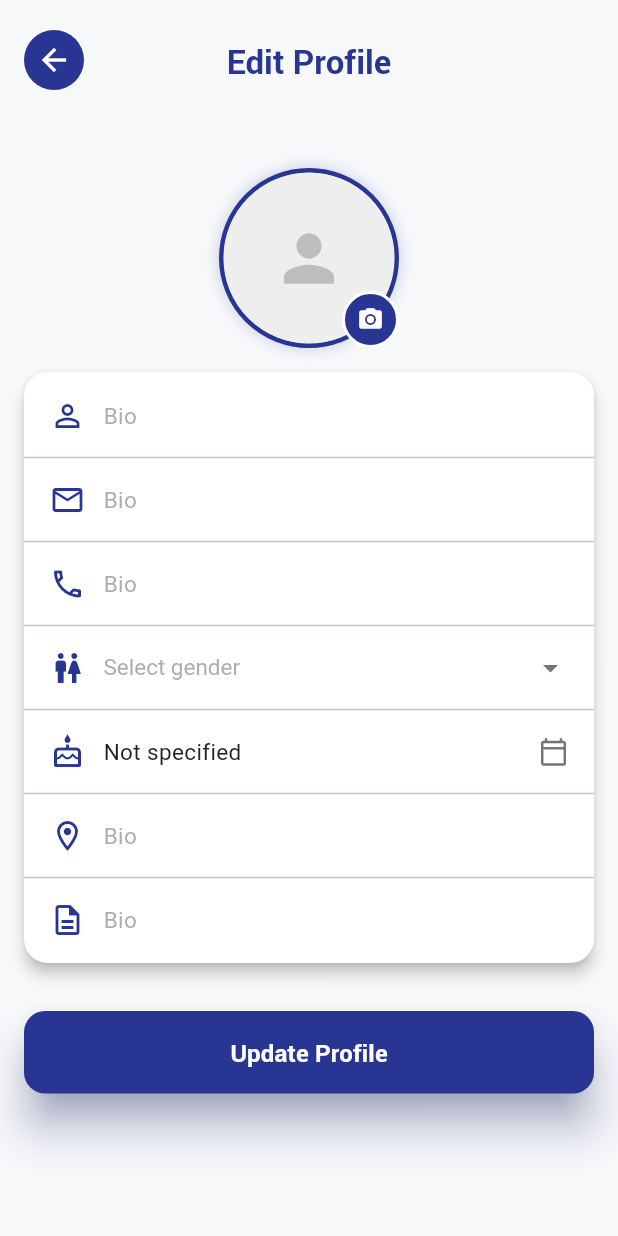
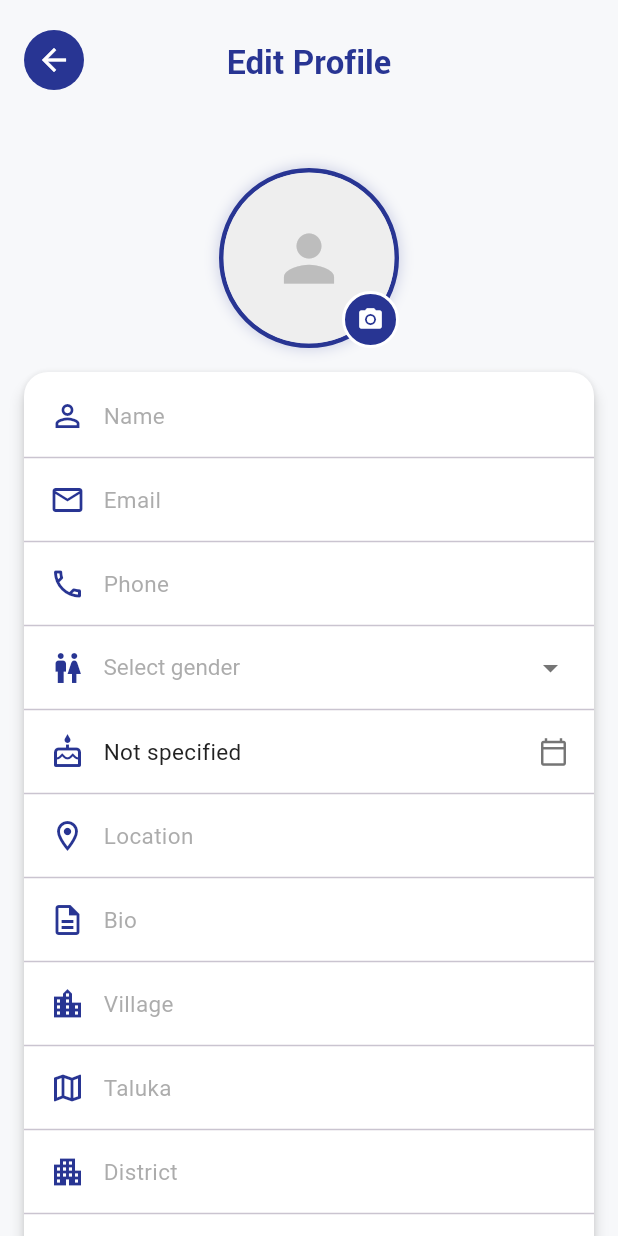
Before and after one commit to Ravikindarkhediya/BazzarHub--App, a Flutter app: the AccountPage screen opened by its route, after a tap on "Edit Profile", on a phone screen of 412 x 824 dp. Run offline on Flutter 3.47's test engine with Material 3 defaults, Android fonts, the phone set to English and light mode, and no system bars; our stand-ins replace cached_network_image, carousel_slider, dio, firebase_core, flutter_animate, fluttertoast and 9 more; accounts and stored records are empty; generated files the repository leaves out were written again.

Commit message:
updated account view and edit profile view

```diff
--- a/lib/presentation/modules/profile/views/account_page.dart
+++ b/lib/presentation/modules/profile/views/account_page.dart
@@ -135,12 +135,6 @@ class _AccountPageState extends State<AccountPage> with SingleTickerProviderStat
                               }
                             },
                           ),
-                          SettingsTile(
-                            icon: Icons.delete_outline,
-                            title: 'Delete Account',
-                            subtitle: 'Permanently delete your account',
-                            onTap: () => _showDeleteAccountDialog(context),
-                          ),
                         ],
                       ),
 
@@ -223,7 +217,37 @@ class _AccountPageState extends State<AccountPage> with SingleTickerProviderStat
 
                       _buildLogoutButton(context),
 
+                      AppSpacing.verticalSpaceMD,
+
+                      // Delete Account Link
+                      Center(
+                        child: GestureDetector(
+                          onTap: () => _showDeleteAccountDialog(context),
+                          child: Text(
+                            'Delete Account',
+                            style: TextStyle(
+                              color: Colors.red,
+                              decoration: TextDecoration.underline,
+                              decorationColor: Colors.red,
+                              fontSize: 14,
+                              fontWeight: FontWeight.w500,
+                            ),
+                          ),
+                        ),
+                      ),
+
                       AppSpacing.verticalSpaceXL,
+
+                      // App Version
+                      Text(
+                        'Version 1.0.0',
+                        style: TextStyle(
+                          color: AppColors.textSecondary.withOpacity(0.6),
+                          fontSize: 12,
+                          fontWeight: FontWeight.w400,
+                        ),
+                      ),
+
                     ],
                   ),
                 ),
--- a/lib/presentation/modules/profile/views/edit_profile_page.dart
+++ b/lib/presentation/modules/profile/views/edit_profile_page.dart
@@ -33,6 +33,10 @@ class _EditProfilePageState extends State<EditProfilePage> {
   final TextEditingController _locationController = TextEditingController();
   final TextEditingController _bioController = TextEditingController();
   final TextEditingController _dobController = TextEditingController();
+  final TextEditingController _villageController = TextEditingController();
+  final TextEditingController _talukaController = TextEditingController();
+  final TextEditingController _districtController = TextEditingController();
+  final TextEditingController _stateController = TextEditingController();
 
   File? _selectedAvatarImage;
   String? _uploadedAvatarUrl;
@@ -357,7 +361,36 @@ class _EditProfilePageState extends State<EditProfilePage> {
     _locationController.dispose();
     _bioController.dispose();
     _dobController.dispose();
+    _villageController.dispose();
+    _talukaController.dispose();
+    _districtController.dispose();
+    _stateController.dispose();
     super.dispose();
+  }
+
+  String _getFieldPlaceholder(String fieldKey) {
+    switch (fieldKey) {
+      case 'name':
+        return 'Name';
+      case 'email':
+        return 'Email';
+      case 'phone':
+        return 'Phone';
+      case 'location':
+        return 'Location';
+      case 'village':
+        return 'Village';
+      case 'taluka':
+        return 'Taluka';
+      case 'district':
+        return 'District';
+      case 'state':
+        return 'State';
+      case 'bio':
+        return 'Bio';
+      default:
+        return 'Enter details';
+    }
   }
 
   @override
@@ -645,6 +678,59 @@ class _EditProfilePageState extends State<EditProfilePage> {
                           maxLines: 3,
                         ),
                       ),
+
+                      const Divider(height: 8),
+
+                      // Village Field - Inline Editable
+                      Padding(
+                        padding: const EdgeInsets.symmetric(horizontal: 5),
+                        child: _buildInlineEditField(
+                          fieldKey: 'village',
+                          icon: Icons.location_city_outlined,
+                          controller: _villageController,
+                          keyboardType: TextInputType.text,
+                        ),
+                      ),
+
+                      const Divider(height: 8),
+
+                      // Taluka Field - Inline Editable
+                      Padding(
+                        padding: const EdgeInsets.symmetric(horizontal: 5),
+                        child: _buildInlineEditField(
+                          fieldKey: 'taluka',
+                          icon: Icons.map_outlined,
+                          controller: _talukaController,
+                          keyboardType: TextInputType.text,
+                        ),
+                      ),
+
+                      const Divider(height: 8),
+
+                      // District Field - Inline Editable
+                      Padding(
+                        padding: const EdgeInsets.symmetric(horizontal: 5),
+                        child: _buildInlineEditField(
+                          fieldKey: 'district',
+                          icon: Icons.apartment_outlined,
+                          controller: _districtController,
+                          keyboardType: TextInputType.text,
+                        ),
+                      ),
+
+                      const Divider(height: 8),
+
+                      // State Field - Inline Editable
+                      Padding(
+                        padding: const EdgeInsets.symmetric(horizontal: 5),
+                        child: _buildInlineEditField(
+                          fieldKey: 'state',
+                          icon: Icons.public_outlined,
+                          controller: _stateController,
+                          keyboardType: TextInputType.text,
+                        ),
+                      ),
+
                       SizedBox(height: 5,)
                     ],
                   ),
@@ -774,7 +860,7 @@ class _EditProfilePageState extends State<EditProfilePage> {
               },
               child: Text(
                 controller.text.isEmpty
-                    ? "Bio"
+                    ? _getFieldPlaceholder(fieldKey)
                     : controller.text,
                 style: TextStyle(
                   fontSize: 15,
```
